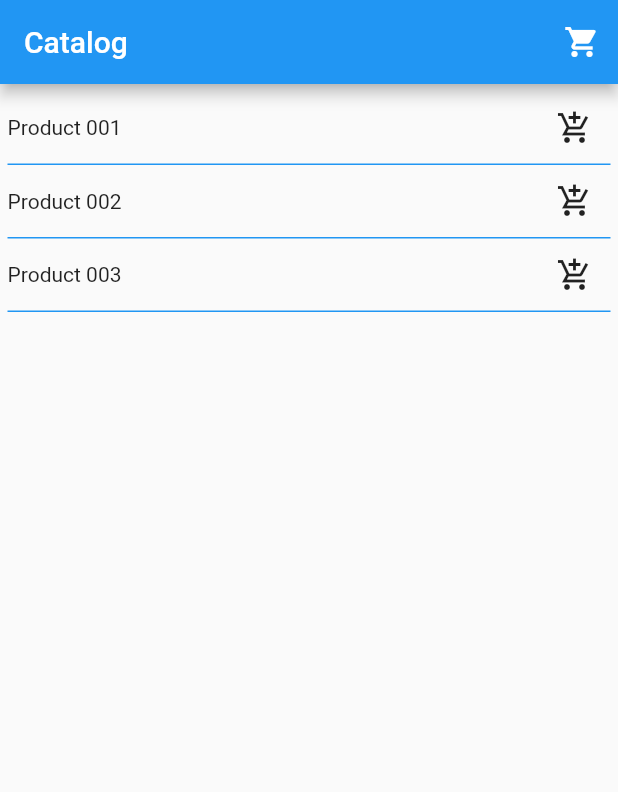
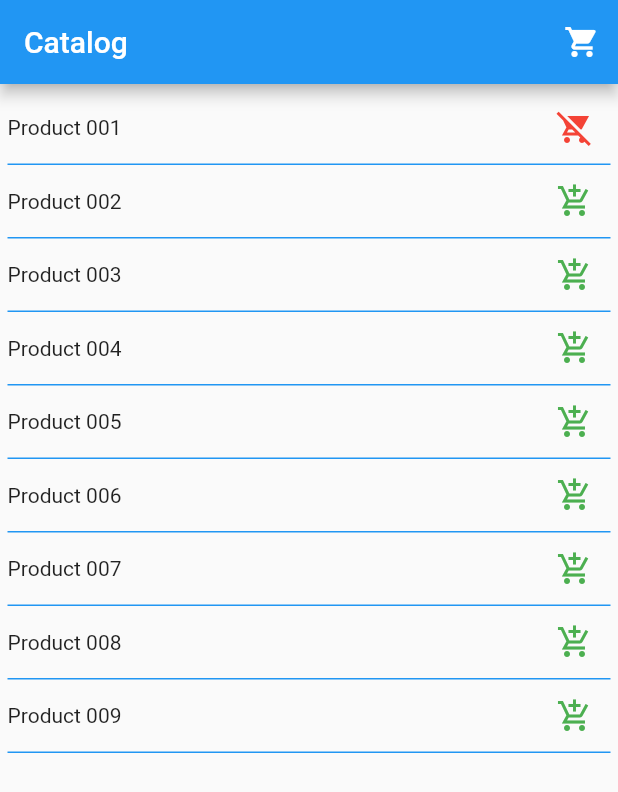
Before and after one commit to marwan-rashed/tutorial_flutter, a Flutter app: the Catalog screen opened directly, after a tap on the "add shopping cart" icon, on a phone screen of 412 x 824 dp. Shown: the top 792 px of the screen. Run offline on Flutter 3.47's test engine with Material 2 defaults, Android fonts, the phone set to English and light mode, and no system bars.

Commit message:
Edit catalog

```diff
--- a/lib/cart.dart
+++ b/lib/cart.dart
@@ -1,7 +1,10 @@
+// ignore_for_file: avoid_print
+
 import 'package:flutter/material.dart';
 
 class Cart extends StatelessWidget {
-  const Cart({Key? key}) : super(key: key);
+  List products = [];
+  Cart(this.products, {Key? key}) : super(key: key);
 
   @override
   Widget build(BuildContext context) {
@@ -13,6 +16,7 @@ class Cart extends StatelessWidget {
         child: ElevatedButton(
           onPressed: () {
             // Navigate back to first route when tapped.
+            print(products);
             Navigator.pop(context);
           },
           child: const Text('Go back!'),
--- a/lib/catalog.dart
+++ b/lib/catalog.dart
@@ -1,12 +1,30 @@
-// ignore_for_file: prefer_const_constructors, prefer_const_literals_to_create_immutables
+// ignore_for_file: prefer_const_constructors, prefer_const_literals_to_create_immutables, use_key_in_widget_constructors, prefer_final_fields, unused_field, avoid_print
 
 import 'package:flutter/material.dart';
 import 'cart.dart';
 
-class Catalog extends StatelessWidget {
-  const Catalog({Key? key}) : super(key: key);
+class Catalog extends StatefulWidget {
+  @override
+  _CatalogState createState() => _CatalogState();
+}
 
-  static const products = ['Product 001', 'Product 002', 'Product 003'];
+class _CatalogState extends State<Catalog> {
+  // const Catalog({Key? key}) : super(key: key);
+
+  static const products = [
+    'Product 001',
+    'Product 002',
+    'Product 003',
+    'Product 004',
+    'Product 005',
+    'Product 006',
+    'Product 007',
+    'Product 008',
+    'Product 009',
+  ];
+
+  List _selected = [];
+  List _selectedState = [];
 
   @override
   Widget build(BuildContext context) {
@@ -20,7 +38,7 @@ class Catalog extends StatelessWidget {
               onPressed: () => {
                 Navigator.push(
                   context,
-                  MaterialPageRoute(builder: (context) => const Cart()),
+                  MaterialPageRoute(builder: (context) => Cart(_selectedState)),
                 )
               },
             ),
@@ -45,8 +63,30 @@ class Catalog extends StatelessWidget {
                           children: [
                             Text(products[index]),
                             IconButton(
-                              icon: Icon(Icons.add_shopping_cart_sharp),
-                              onPressed: () => {},
+                              icon: Icon(_selected.contains(products[index])
+                                  ? Icons.remove_shopping_cart_sharp
+                                  : Icons.add_shopping_cart_sharp),
+                              color: _selected.contains(products[index])
+                                  ? Colors.red
+                                  : Colors.green,
+                              onPressed: () => {
+                                if (_selected.contains(products[index]))
+                                  {
+                                    _selected.remove(products[index]),
+                                    setState(() {
+                                      _selectedState = _selected;
+                                    }),
+                                    print(_selected)
+                                  }
+                                else
+                                  {
+                                    _selected.add(products[index]),
+                                    setState(() {
+                                      _selectedState = _selected;
+                                    }),
+                                    print(_selected)
+                                  }
+                              },
                             ),
                           ],
                         ),
--- a/lib/login.dart
+++ b/lib/login.dart
@@ -63,8 +63,7 @@ class _LoginState extends State<Login> {
                       });
                       Navigator.push(
                         context,
-                        MaterialPageRoute(
-                            builder: (context) => const Catalog()),
+                        MaterialPageRoute(builder: (context) => Catalog()),
                       );
                     } else {
                       showDialog<String>(
```
